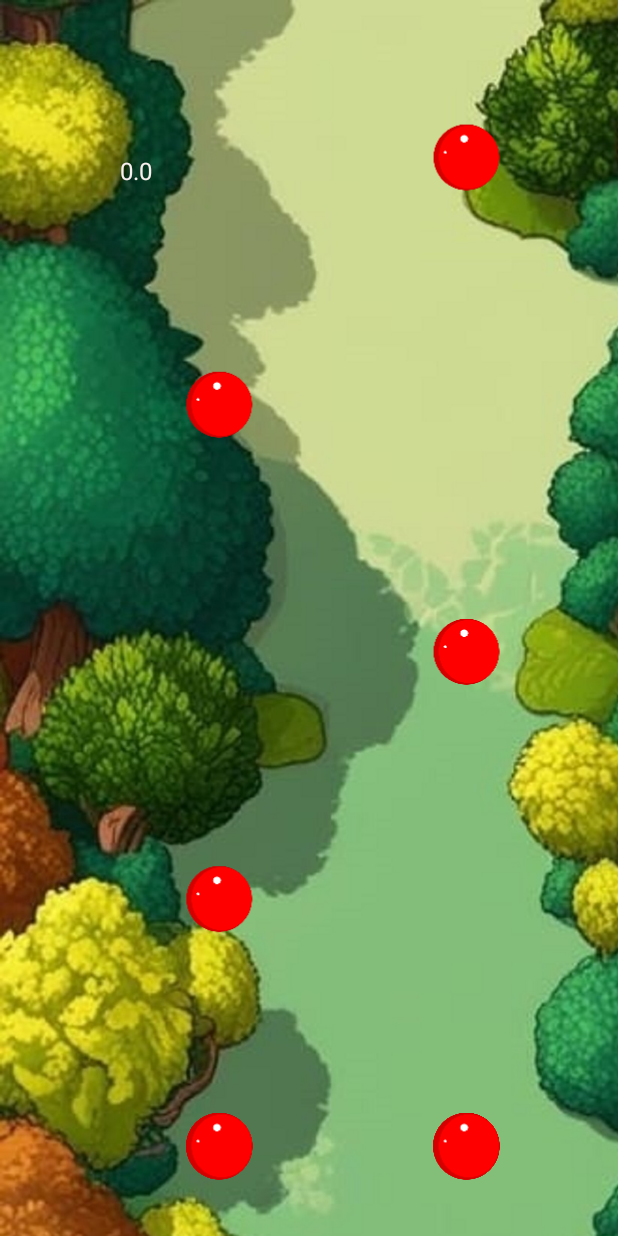
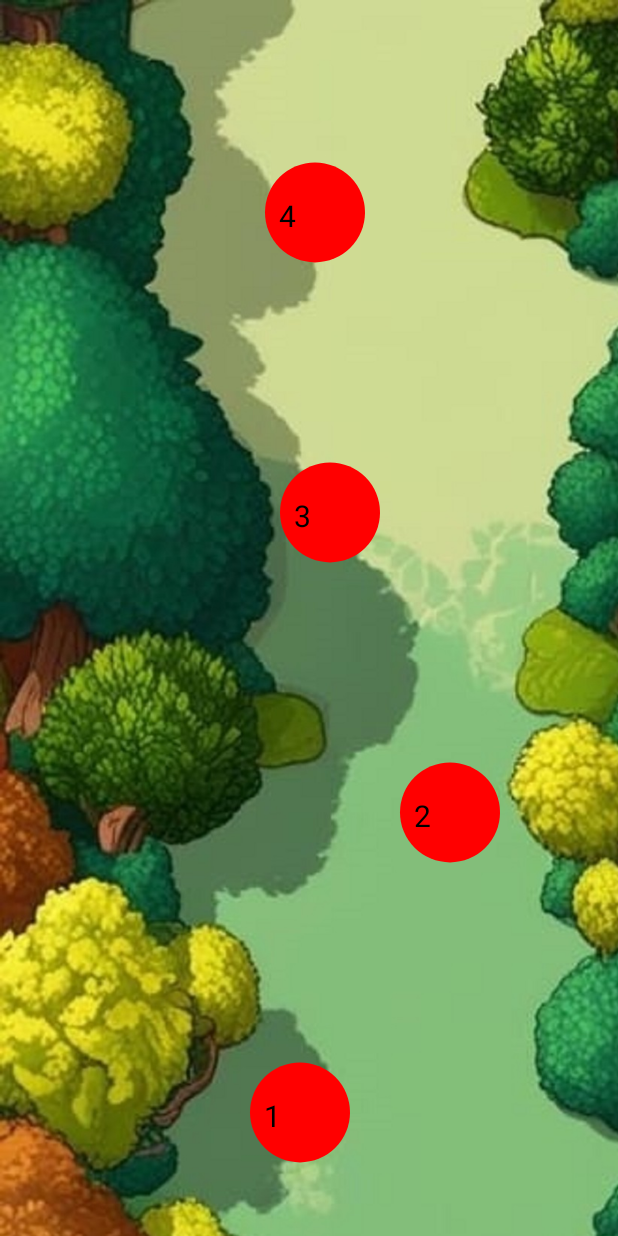
Before and after one commit to wanderson-alves-de-oliveira/buble, an Android app built with Jetpack Compose: the screen it shows after launch (MainActivity), on a phone screen of 412 x 824 dp. Run offline under Robolectric (Android 15) with nearby library versions, the phone set to English and light mode, and no system bars.

Commit message:
init 01-01-2025-4

```diff
--- /dev/null
+++ b/app/src/main/java/com/example/canvasteste/Game/InfiniteMapScreen.kt
@@ -0,0 +1,359 @@
+package com.example.canvasteste.Game
+
+import android.content.Context
+import android.graphics.Bitmap
+import android.graphics.BitmapFactory
+import android.graphics.BitmapShader
+import android.graphics.Shader
+import android.net.Uri
+import androidx.compose.foundation.Canvas
+import androidx.compose.foundation.gestures.detectDragGestures
+import androidx.compose.foundation.gestures.detectTapGestures
+import androidx.compose.foundation.interaction.DragInteraction
+import androidx.compose.foundation.interaction.MutableInteractionSource
+import androidx.compose.foundation.layout.Arrangement
+
+import androidx.compose.foundation.layout.Box
+import androidx.compose.foundation.layout.Column
+import androidx.compose.foundation.layout.fillMaxSize
+import androidx.compose.foundation.layout.offset
+import androidx.compose.foundation.layout.size
+import androidx.compose.runtime.Composable
+import androidx.compose.runtime.getValue
+ import androidx.compose.runtime.mutableStateOf
+import androidx.compose.runtime.remember
+import androidx.compose.runtime.rememberCoroutineScope
+import androidx.compose.runtime.setValue
+import androidx.compose.ui.Alignment
+import androidx.compose.ui.Modifier
+ import androidx.compose.ui.geometry.Offset
+import androidx.compose.ui.graphics.Color
+import androidx.compose.ui.graphics.ImageBitmap
+import androidx.compose.ui.graphics.Paint
+ import androidx.compose.ui.graphics.asAndroidBitmap
+import androidx.compose.ui.graphics.drawscope.DrawScope
+import androidx.compose.ui.graphics.drawscope.drawIntoCanvas
+import androidx.compose.ui.graphics.nativeCanvas
+import androidx.compose.ui.input.pointer.PointerInputChange
+import androidx.compose.ui.input.pointer.pointerInput
+ import androidx.compose.ui.platform.LocalDensity
+import androidx.compose.ui.res.imageResource
+import androidx.compose.ui.unit.Dp
+import androidx.compose.ui.unit.IntOffset
+import androidx.compose.ui.unit.dp
+import androidx.compose.ui.unit.sp
+import androidx.navigation.NavController
+import com.example.canvasteste.Game.di.engeni.ferramentas.Tela
+ import com.example.canvasteste.Game.model.Level
+import com.example.canvasteste.Game.ui.Card
+import com.example.canvasteste.Game.ui.resizeTo
+import com.example.canvasteste.Game.ui.toPx
+import com.example.canvasteste.R
+import kotlinx.coroutines.launch
+import kotlin.math.sqrt
+
+
+
+@Composable
+fun InfiniteMapScreen(navController: NavController,  context: Context) {
+    var scrollOffset by remember { mutableStateOf(0f) } // Controle da rolagem
+    val levelSpacing = 300f // Espaçamento entre os níveis
+
+    val tela = Tela(context)
+    val res = context.resources
+    var scrollY by remember { mutableStateOf(0f) }
+    val initialOffset = tela.getTamanhoTela().y*0.9f
+    var distancia by remember { mutableStateOf(0f) }
+    var itt by remember { mutableStateOf("") }
+    var selectede  by remember { mutableStateOf(-400.dp) }
+
+
+    var b = BitmapFactory.decodeResource(res, R.drawable.blue)
+
+
+    var dirX :Float = 1.dp.toPx()
+    var scrollXList: MutableList<Float> = mutableListOf(
+        (dirX*200f), (dirX*300f),(dirX*220f),(dirX*210f),(dirX*320f),(dirX*250f),//6
+        (dirX*230f),(dirX*220f),(dirX*180f),(dirX*320f),(dirX*202f),(dirX*228f),(dirX*225f),(dirX*260f),(dirX*180f),(dirX*100f),(dirX*130f)//11
+        ,(dirX*225f),(dirX*225f),(dirX*225f),(dirX*265f),(dirX*255f),(dirX*250f),(dirX*180f),(dirX*160f),(dirX*140f),(dirX*170f),(dirX*150f)
+        ,(dirX*120f),(dirX*100f),(dirX*180f),(dirX*200f),(dirX*190f),(dirX*190f),(dirX*215f),(dirX*130f),(dirX*150f),(dirX*200f),(dirX*240)
+        ,(dirX*250),(dirX*245),(dirX*220),(dirX*230),(dirX*220),(dirX*130))
+
+    var indexPosX by remember { mutableStateOf(0) }
+    var pos by remember { mutableStateOf(0) }
+
+    var b1 = BitmapFactory.decodeResource(res, R.drawable.red)
+
+
+    val paint2 = Paint().asFrameworkPaint().apply {
+        shader = BitmapShader(
+            b1.resizeTo(45.dp.toPx().toInt()),
+            android.graphics.Shader.TileMode.DECAL,
+            android.graphics.Shader.TileMode.DECAL
+        )
+
+    }
+
+
+
+
+
+
+    val paint = Paint().asFrameworkPaint().apply {
+        shader = BitmapShader(
+            ImageBitmap.imageResource(id = R.drawable.ma).asAndroidBitmap()
+                .resizeTo(((tela.getTamanhoTela().x) * 6.5).toInt()),
+            Shader.TileMode.REPEAT,
+            Shader.TileMode.MIRROR
+        )
+    }
+
+    var my = 0f
+
+    // Gerar posições aleatórias para os níveis
+    val levels = remember {
+        List(1000) { index ->
+            var xx:Float = (dirX*100f)
+
+             if(indexPosX  < scrollXList.size ) {
+                 xx = scrollXList[indexPosX]
+                 indexPosX++
+             }else{
+                 indexPosX = 0
+             }
+            pos++
+
+if(pos == 47 ){
+    pos = 1
+    my+= (dirX*100f)
+}
+            Level(
+                number = index + 1,
+                x = xx, // X aleatório (largura simulada)
+                y = initialOffset-index * levelSpacing - my
+            )
+        }
+    }
+
+    Box(
+        Modifier
+            .fillMaxSize()
+
+
+    ) {
+
+//
+//        Image(
+//            painter = painterResource(id = R.drawable.ma), // Substitua com sua imagem
+//            contentDescription = "Background",
+//            modifier = Modifier
+//                .fillMaxSize()
+//                .offset { IntOffset(0, scrollOffset.toInt() % mapHeight.toInt()) },
+//            contentScale = ContentScale.FillBounds
+//        )
+//
+
+        Canvas(modifier = Modifier.fillMaxSize()) {
+
+
+            drawIntoCanvas {
+                it.save()
+
+                it.translate(0f, (scrollOffset.toInt() ).toFloat())
+                it.nativeCanvas.drawPaint(
+                    paint
+                )
+
+                it.translate(0f, 0f)
+
+
+                it.restore()
+            }
+
+            drawLevels(levels, scrollOffset, size.width)
+
+            // Desenhar o mapa de níveis
+
+        }
+    }
+
+    val interactionSource = remember { MutableInteractionSource() }
+    val coroutineScope = rememberCoroutineScope()
+    Box(
+        Modifier
+            .fillMaxSize()
+            .pointerInput(Unit) {
+                var interaction: DragInteraction.Start? = null
+                detectDragGestures(
+                    onDragStart = {
+                        coroutineScope.launch {
+                            interaction = DragInteraction.Start()
+                            interaction?.run {
+                                interactionSource.emit(this)
+                            }
+                        }
+                    },
+                    onDrag = { change: PointerInputChange, dragAmount: Offset ->
+                        var dist = dragAmount.getDistance()
+
+
+                        if (dragAmount.y > 0) {
+                            scrollY += dist
+                            distancia += dist
+                            scrollOffset += dist
+
+
+                        } else if (distancia > 0f) {
+                            scrollY -= dist
+                            distancia -= dist
+                            scrollOffset -= dist
+
+                        }
+                        if (distancia < 0f) {
+                            scrollY = 0f
+                            distancia = 0f
+                            scrollOffset = 0f
+
+                        }
+                    },
+                    onDragCancel = {
+
+                    },
+                    onDragEnd = {
+
+                    }
+                )
+            }
+            .pointerInput(Unit) {
+
+                var interaction: DragInteraction.Start? = null
+
+                detectTapGestures { tapOffset ->
+
+                    coroutineScope.launch {
+                        interaction = DragInteraction.Start()
+                        interaction?.run {
+                            interactionSource.emit(this)
+
+                    val tappedLevel = levels.find {
+                        val adjustedY = it.y + scrollOffset
+                        val isTapped = Offset(it.x, adjustedY).getDistance(tapOffset) < 50f
+                        isTapped
+                    }
+
+                    itt = tappedLevel?.number.toString()
+                    if (itt != null)
+                        selectede = 40.dp
+                        }
+                    }
+                }
+            }
+    ){
+
+
+        Column(
+            modifier = Modifier .offset {
+                IntOffset(
+                    x =selectede.toPx().toInt(),
+                    y = 120.dp.toPx().toInt()
+                )
+            },
+            verticalArrangement = Arrangement.Center,
+            horizontalAlignment = Alignment.CenterHorizontally
+        ) {
+
+            if (itt != null){
+
+                Card(b, tela.context, Modifier, "", itt+"a", true, onclick = {
+                    navController.navigate("game/${Uri.encode(itt)}")
+                }, onclickX = { selectede = -400.dp })
+
+        }
+
+
+
+
+        }
+
+
+
+
+    }
+
+
+
+
+
+}
+
+private fun Offset.getDistance(): Any {
+    val x = this.x
+    val y = this.y
+    return sqrt(x * x + y * y)
+}
+
+
+fun DrawScope.drawLevels(
+    levels: List<Level>,
+    scrollOffset: Float,
+    screenWidth: Float
+) {
+    levels.forEach { level ->
+        val adjustedY = level.y + scrollOffset
+
+        // Ignorar se o ponto está fora da tela
+        if (adjustedY >=-100 && adjustedY <= size.height.toInt() + 100) {
+            // Desenhar o círculo do nível
+
+            drawContext.canvas.save()
+            drawCircle(
+
+                color = Color.Red,
+                radius = 50f,
+                center = Offset(level.x.coerceIn(100f, screenWidth - 100f), adjustedY)
+            )
+
+            // Adicionar texto do número da fase
+            drawContext.canvas.nativeCanvas.apply {
+
+                drawText(
+                    "  ${level.number}",
+                    level.x.coerceIn(100f, screenWidth - 100f) - 50f,
+                    adjustedY + 15f,
+                    android.graphics.Paint().apply {
+                        color = android.graphics.Color.BLACK
+                        textSize = 20.sp.toPx()
+                    }
+                )
+            }
+
+            drawContext.canvas.restore()
+
+
+        }
+    }
+}
+
+
+fun Offset.getDistance(other: Offset): Float {
+    return Math.sqrt(
+        ((x - other.x) * (x - other.x) + (y - other.y) * (y - other.y)).toDouble()
+    ).toFloat()
+}
+
+
+
+fun Bitmap.resizeTo(maxHeight: Int): Bitmap {
+    val sourceWidth: Int = width
+    val sourceHeight: Int = height
+    val sourceRatio = sourceWidth.toFloat() / sourceHeight.toFloat()
+    val targetWidth = (maxHeight.toFloat() * sourceRatio).toInt()
+    return Bitmap.createScaledBitmap(this, targetWidth, maxHeight, true)
+}
+
+@Composable
+fun Dp.toPx(): Float {
+    return with(LocalDensity.current) {
+        toPx()
+    }
+}
--- /dev/null
+++ b/app/src/main/java/com/example/canvasteste/Game/model/Level.kt
@@ -0,0 +1,7 @@
+package com.example.canvasteste.Game.model
+
+data class Level(
+    val number: Int, // Número da fase
+    val x: Float, // Posição X
+    val y: Float  // Posição Y
+)
--- a/app/src/main/java/com/example/canvasteste/Game/ui/Card.kt
+++ b/app/src/main/java/com/example/canvasteste/Game/ui/Card.kt
@@ -55,7 +55,8 @@ internal fun Card(
     fim: Boolean,
     msg: String = "",
     imageBt:Int= R.drawable.seta,
-    onclick: () -> Unit
+    onclick: () -> Unit,
+    onclickX: () -> Unit
 ) {
     val context: Context = context
      var tela: Tela = Tela(context)
@@ -73,13 +74,8 @@ internal fun Card(
             )
 
         }
-        val result = remember {
-            textMeasurer.measure(
-                text = textCard,
-                style = TextStyle(fontSize = 22.sp, color = Color(0xFFFAEFEF)),
-                overflow = TextOverflow.Ellipsis
-            )
-        }
+
+
 
         val yfinal = ((tela.getTamanhoTela().y / 2) - 100.dp.toPx()).toFloat().toInt()
         val fy = 1200.dp.toPx()
@@ -126,7 +122,14 @@ internal fun Card(
                 overflow = TextOverflow.Ellipsis
             )
         }
-
+        val textocr= textCard
+        var result = remember {
+            textMeasurer.measure(
+                text = textocr,
+                style = TextStyle(fontSize = 22.sp, color = Color(0xFFFAEFEF)),
+                overflow = TextOverflow.Ellipsis
+            )
+        }
 
         Column(
             modifier = Modifier
@@ -139,8 +142,6 @@ internal fun Card(
             verticalArrangement = Arrangement.SpaceBetween,
             horizontalAlignment = Alignment.CenterHorizontally
         ) {
-
-
 
 
             Canvas(modifier = Modifier.size(230.dp, 210.dp)) {
@@ -169,9 +170,8 @@ internal fun Card(
                 )
 
 
-
                 //////////////////////////////////////////////////////////////////////////////////////////////////////////////////////////////
-        if(msg!=""){
+                if (msg != "") {
 
                     var b1 = BitmapFactory.decodeResource(res, R.drawable.green)
                     var b2 = BitmapFactory.decodeResource(res, R.drawable.red)
@@ -259,7 +259,7 @@ internal fun Card(
 
 
                     drawRoundRect(
-                color = Color(Color(255,220,200,150).toArgb()),
+                        color = Color(Color(255, 220, 200, 150).toArgb()),
                         topLeft = Offset(5.dp.toPx(), 75.dp.toPx()),
                         size = Size(width = 205.dp.toPx(), height = 75.dp.toPx()),
                         cornerRadius = CornerRadius(45.0f),
@@ -285,10 +285,7 @@ internal fun Card(
                     )
 
 
-
-
-
-        }else{
+                } else {
 
                     var b = BitmapFactory.decodeResource(res, R.drawable.estrela)
                     var bf = BitmapFactory.decodeResource(res, R.drawable.estrelafosca)
@@ -327,7 +324,7 @@ internal fun Card(
                     drawIntoCanvas {
                         it.save()
                         it.translate((75.dp.toPx()), (0.dp.toPx()))
-                it.scale(1.5f,1.5f)
+                        it.scale(1.5f, 1.5f)
 
                         it.nativeCanvas.drawPaint(
                             paint6
@@ -347,7 +344,7 @@ internal fun Card(
                         it.restore()
                     }
 
-            if (fimp ) {
+                    if (fimp) {
                         //  Thread.sleep(1)
                         time++
 
@@ -452,7 +449,7 @@ internal fun Card(
 
 
                     drawRoundRect(
-                color = Color(Color(255,220,200,150).toArgb()),
+                        color = Color(Color(255, 220, 200, 150).toArgb()),
                         topLeft = Offset(5.dp.toPx(), 75.dp.toPx()),
                         size = Size(width = 205.dp.toPx(), height = 75.dp.toPx()),
                         cornerRadius = CornerRadius(45.0f),
@@ -478,11 +475,6 @@ internal fun Card(
                     )
 
 
-
-
-
-
-
                 }
                 drawRoundRect(
                     color = Color(0xFF75ACDA),
@@ -498,7 +490,7 @@ internal fun Card(
                 drawRoundRect(
                     color = Color(Color(232, 2, 73, 150).toArgb()),
                     topLeft = Offset(50.dp.toPx(), 160.dp.toPx()),
-                    size = Size(width =110.dp.toPx(), height = 45.dp.toPx()),
+                    size = Size(width = 110.dp.toPx(), height = 45.dp.toPx()),
                     cornerRadius = CornerRadius(45.0f),
                     style = Fill,
                     colorFilter = ColorFilter.colorMatrix(ColorMatrix()),
@@ -512,17 +504,35 @@ internal fun Card(
                 )
 
 
+            }
+
+            Box(modifier = modifier.offset {
+                IntOffset(
+                    x = ((tela.getTamanhoTela().x / 2) - 120.dp.toPx()).toInt(),
+                    y = -250.dp.toPx().toInt()
+                )
+            }) {
+                Botao(
+                    context = context,
+                    onClick = onclickX,
+                    modifier = Modifier,
+                    text = textButton,
+                    imageBt = imageBt
+                )
+            }
+            Box(modifier = modifier) {
+                Spacer(modifier = modifier.padding(5.dp))
+
+                Botao(
+                    context = context,
+                    onClick = onclick,
+                    modifier = Modifier,
+                    text = textButton,
+                    imageBt = imageBt
+                )
 
             }
-
-
-
-            Spacer(modifier = modifier.padding(10.dp))
-
-            Botao(context = context, onClick = onclick, modifier = Modifier, text = textButton,imageBt = imageBt)
-
         }
-
     }
 
 
--- a/app/src/main/java/com/example/canvasteste/MainActivity.kt
+++ b/app/src/main/java/com/example/canvasteste/MainActivity.kt
@@ -1,17 +1,24 @@
 package com.example.canvasteste
 import android.content.pm.ActivityInfo
+import android.net.Uri
 import android.os.Build
 import android.os.Bundle
 import androidx.activity.ComponentActivity
 import androidx.activity.compose.setContent
 import androidx.activity.enableEdgeToEdge
 import androidx.annotation.RequiresApi
+import androidx.navigation.NavType
 import androidx.navigation.compose.NavHost
 import androidx.navigation.compose.composable
 import androidx.navigation.compose.rememberNavController
+import androidx.navigation.navArgument
 import com.example.canvasteste.Game.Game
+import com.example.canvasteste.Game.InfiniteMapScreen
 import com.example.canvasteste.Game.Mapa
 import com.example.canvasteste.ui.theme.CanvasTesteTheme
+import java.net.URLEncoder
+import java.nio.charset.StandardCharsets
+
 class MainActivity : ComponentActivity() {
     @RequiresApi(Build.VERSION_CODES.R)
     override fun onCreate(savedInstanceState: Bundle?) {
@@ -22,9 +29,31 @@ class MainActivity : ComponentActivity() {
             CanvasTesteTheme {
                 val navController = rememberNavController()
                 NavHost(navController = navController,startDestination = "mapa") {
-                    composable(route = "game") { Game(navController,baseContext) }
-                    composable(route = "mapa") { Mapa(navController,baseContext) }
+                    composable(route = "game/{param}",  arguments = listOf(navArgument("param") {
+                        type = NavType.StringType // Especifica que o parâmetro será uma String
+                    })){backStackEntry ->
+                        val param = backStackEntry.arguments?.getString("param")
+
+                        Game(navController,baseContext,param) }
+
+                    composable(route = "mapa") {
+
+
+                    //    Mapa(navController,baseContext)
+
+ InfiniteMapScreen(navController = navController ,baseContext)
+
+
+                    }
+
+
+
+
                 }
+
+
+
+
             }
         }
     }
```
Also changed, not shown: app/src/main/java/com/example/canvasteste/Game/Game.kt (+13 -4 lines), app/src/main/java/com/example/canvasteste/Game/Mapa.kt (+25 -22 lines), app/src/main/java/com/example/canvasteste/Game/ui/Player.kt (+4 -3 lines). Lines whose indentation alone changed are shown as unchanged.
